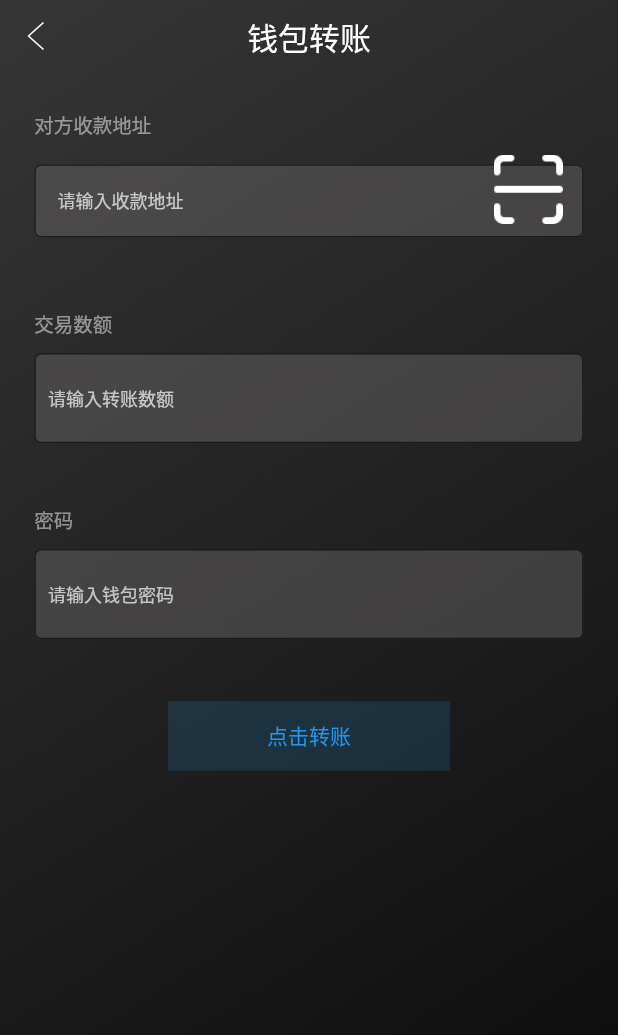
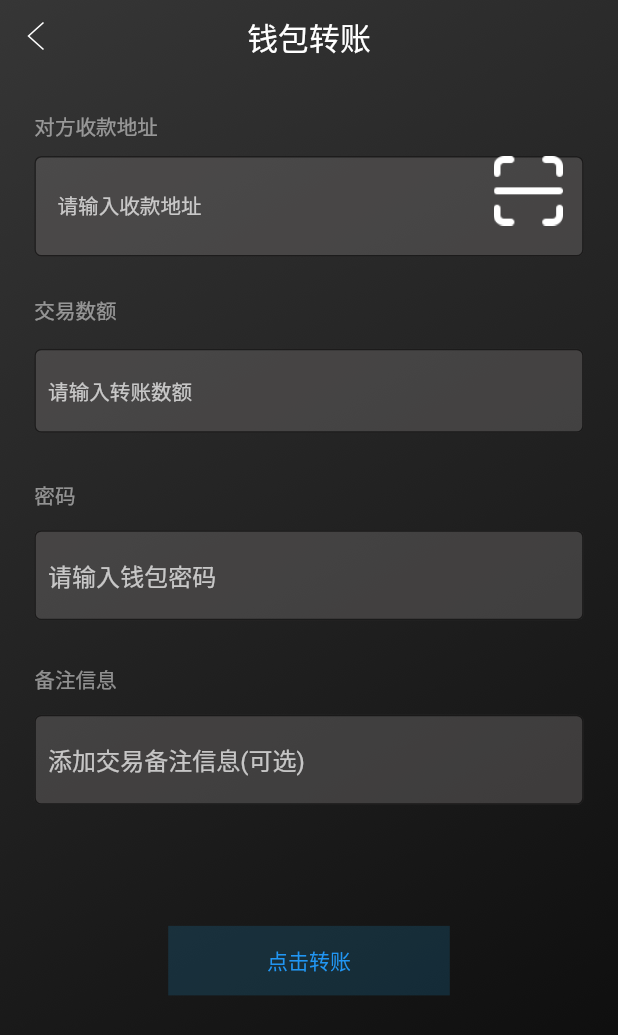
Before and after one commit to scryinfo/cashbox, a Flutter app: the TransferEeePage screen opened directly, on a phone screen of 412 x 824 dp. Shown: the top 1035 px of the screen. Run offline on Flutter 3.47's test engine with Material 2 defaults, Android fonts, the phone set to English and light mode, and no system bars; our stand-ins replace dio, fluro, flutter_easyrefresh, flutter_html, flutter_screenutil, flutter_swiper and 3 more; missing offline and left inert: flutter_webview_plugin; statements that could not run were skipped.

Commit message:
upd |>update transfer eeeEnergyTransfer

```diff
--- a/app/lib/model/chain.dart
+++ b/app/lib/model/chain.dart
@@ -161,8 +161,9 @@ class ChainBTC extends Chain {
 }
 
 class ChainEEE extends Chain {
-  eeeEnergyTransfer(String from, Uint8List pwd, String to, String value, String extendMsg) async {
+  Future<Map<dynamic, dynamic>> eeeEnergyTransfer(String from, Uint8List pwd, String to, String value, String extendMsg) async {
     Map map = await WalletManager.eeeEnergyTransfer(from, pwd, to, value, extendMsg);
     print("map");
+    return map;
   }
 }
--- a/app/lib/page/transfer_eee_page/transfer_eee_page.dart
+++ b/app/lib/page/transfer_eee_page/transfer_eee_page.dart
@@ -66,11 +66,13 @@ class _TransferEeePageState extends State<TransferEeePage> {
           children: [
             Gaps.scaleVGap(5),
             _buildToAddrWidget(),
-            Gaps.scaleVGap(8),
+            Gaps.scaleVGap(5),
             _buildValueWidget(),
-            Gaps.scaleVGap(8),
+            Gaps.scaleVGap(5),
             _buildPwdWidget(),
-            Gaps.scaleVGap(8),
+            Gaps.scaleVGap(5),
+            _buildMsgWidget(),
+            Gaps.scaleVGap(15),
             Container(
               alignment: Alignment.bottomCenter,
               width: ScreenUtil().setWidth(41),
@@ -83,9 +85,8 @@ class _TransferEeePageState extends State<TransferEeePage> {
                     Wallet wallet = await Wallets.instance.getWalletByWalletId(walletId);
                     ChainEEE chainEEE = wallet.getChainByChainType(ChainType.EEE);
                     //todo 1009
-                    chainEEE.eeeEnergyTransfer("5FYmQQAcL3LyRM215UjXKZhDVBWens66BEL5SoN4qw4JQeuB", Uint8List.fromList(_pwdController.text.codeUnits), _toAddrController.text,
-                        _valueController.text, _extendMsgController.text);
-
+                    Map map = await chainEEE.eeeEnergyTransfer("5FYmQQAcL3LyRM215UjXKZhDVBWens66BEL5SoN4qw4JQeuB",
+                        Uint8List.fromList(_pwdController.text.codeUnits), _toAddrController.text, _valueController.text, _extendMsgController.text);
                     //NavigatorUtils.push(
                     //  context,
                     //  Routes.eeePage,
@@ -119,7 +120,7 @@ class _TransferEeePageState extends State<TransferEeePage> {
               S.of(context).receive_address,
               style: TextStyle(
                 color: Color.fromRGBO(255, 255, 255, 0.5),
-                fontSize: 13,
+                fontSize: ScreenUtil.instance.setSp(3),
               ),
             ),
           ),
@@ -130,12 +131,12 @@ class _TransferEeePageState extends State<TransferEeePage> {
               children: <Widget>[
                 Container(
                   alignment: Alignment.center,
-                  height: ScreenUtil().setHeight(12),
+                  height: ScreenUtil().setHeight(13),
                   child: TextField(
                     textAlign: TextAlign.start,
                     style: TextStyle(
                       color: Color.fromRGBO(255, 255, 255, 0.7),
-                      fontSize: 12,
+                      fontSize: ScreenUtil.instance.setSp(3.5),
                     ),
                     maxLines: 1,
                     decoration: InputDecoration(
@@ -144,18 +145,19 @@ class _TransferEeePageState extends State<TransferEeePage> {
                       contentPadding: EdgeInsets.only(
                         left: ScreenUtil().setHeight(3),
                         right: ScreenUtil().setWidth(10),
-                        top: ScreenUtil().setHeight(3),
-                        bottom: ScreenUtil().setHeight(3),
+                        top: ScreenUtil().setHeight(5),
+                        bottom: ScreenUtil().setHeight(5),
                       ),
                       labelText: toAddrString,
                       labelStyle: TextStyle(
                         color: Colors.white,
                         height: ScreenUtil().setHeight(40),
+                        fontSize: ScreenUtil.instance.setSp(3),
                       ),
                       hintText: S.of(context).pls_input_receive_address,
                       hintStyle: TextStyle(
                         color: Color.fromRGBO(255, 255, 255, 0.7),
-                        fontSize: 12,
+                        fontSize: ScreenUtil.instance.setSp(3),
                       ),
                       border: OutlineInputBorder(
                         borderSide: BorderSide(color: Colors.black87),
@@ -207,12 +209,13 @@ class _TransferEeePageState extends State<TransferEeePage> {
               S.of(context).transaction_amount,
               style: TextStyle(
                 color: Color.fromRGBO(255, 255, 255, 0.5),
-                fontSize: 13,
+                fontSize: ScreenUtil.instance.setSp(3),
               ),
             ),
           ),
           Gaps.scaleVGap(2),
           Container(
+            height: ScreenUtil().setHeight(13),
             alignment: Alignment.center,
             child: TextField(
               textAlign: TextAlign.start,
@@ -220,14 +223,16 @@ class _TransferEeePageState extends State<TransferEeePage> {
               decoration: InputDecoration(
                 fillColor: Color.fromRGBO(101, 98, 98, 0.50),
                 filled: true,
-                contentPadding: EdgeInsets.only(left: ScreenUtil().setWidth(2), top: ScreenUtil().setHeight(8)),
+                contentPadding:
+                    EdgeInsets.only(left: ScreenUtil().setWidth(2), top: ScreenUtil().setHeight(3.5), bottom: ScreenUtil.instance.setHeight(3.5)),
                 labelStyle: TextStyle(
                   color: Colors.white,
+                  fontSize: ScreenUtil.instance.setSp(3),
                 ),
                 hintText: S.of(context).pls_input_transaction_amount,
                 hintStyle: TextStyle(
                   color: Color.fromRGBO(255, 255, 255, 0.7),
-                  fontSize: 12,
+                  fontSize: ScreenUtil.instance.setSp(3),
                 ),
                 border: OutlineInputBorder(
                   borderSide: BorderSide(color: Colors.black87),
@@ -254,27 +259,29 @@ class _TransferEeePageState extends State<TransferEeePage> {
               S.of(context).pwd,
               style: TextStyle(
                 color: Color.fromRGBO(255, 255, 255, 0.5),
-                fontSize: 13,
+                fontSize: ScreenUtil.instance.setSp(3),
               ),
             ),
           ),
           Gaps.scaleVGap(2),
           Container(
             alignment: Alignment.center,
+            height: ScreenUtil().setHeight(13),
             child: TextField(
               textAlign: TextAlign.start,
               style: TextStyle(color: Colors.white),
               decoration: InputDecoration(
                 fillColor: Color.fromRGBO(101, 98, 98, 0.50),
                 filled: true,
-                contentPadding: EdgeInsets.only(left: ScreenUtil().setWidth(2), top: ScreenUtil().setHeight(8)),
+                contentPadding:
+                    EdgeInsets.only(left: ScreenUtil().setWidth(2), top: ScreenUtil().setHeight(3.5), bottom: ScreenUtil().setHeight(3.5)),
                 labelStyle: TextStyle(
                   color: Colors.white,
                 ),
                 hintText: S.of(context).pls_input_wallet_pwd,
                 hintStyle: TextStyle(
                   color: Color.fromRGBO(255, 255, 255, 0.7),
-                  fontSize: 12,
+                  fontSize: ScreenUtil.instance.setSp(3.5),
                 ),
                 border: OutlineInputBorder(
                   borderSide: BorderSide(color: Colors.black87),
@@ -290,4 +297,53 @@ class _TransferEeePageState extends State<TransferEeePage> {
       ),
     );
   }
+
+  Widget _buildMsgWidget() {
+    return Container(
+      child: Column(
+        children: <Widget>[
+          Container(
+            alignment: Alignment.topLeft,
+            child: Text(
+              S.of(context).extend_msg,
+              style: TextStyle(
+                color: Color.fromRGBO(255, 255, 255, 0.5),
+                fontSize: ScreenUtil.instance.setSp(3),
+              ),
+            ),
+          ),
+          Gaps.scaleVGap(2),
+          Container(
+            alignment: Alignment.center,
+            height: ScreenUtil().setHeight(13),
+            child: TextField(
+              textAlign: TextAlign.start,
+              style: TextStyle(color: Colors.white),
+              decoration: InputDecoration(
+                fillColor: Color.fromRGBO(101, 98, 98, 0.50),
+                filled: true,
+                contentPadding:
+                    EdgeInsets.only(left: ScreenUtil().setWidth(2), top: ScreenUtil().setHeight(3.5), bottom: ScreenUtil().setHeight(3.5)),
+                labelStyle: TextStyle(
+                  color: Colors.white,
+                ),
+                hintText: S.of(context).hint_extend_msg_option,
+                hintStyle: TextStyle(
+                  color: Color.fromRGBO(255, 255, 255, 0.7),
+                  fontSize: ScreenUtil.instance.setSp(3.5),
+                ),
+                border: OutlineInputBorder(
+                  borderSide: BorderSide(color: Colors.black87),
+                  borderRadius: BorderRadius.circular(
+                    ScreenUtil().setWidth(1.0),
+                  ),
+                ),
+              ),
+              controller: _extendMsgController,
+            ),
+          ),
+        ],
+      ),
+    );
+  }
 }
--- a/app/res/values/strings_en.arb
+++ b/app/res/values/strings_en.arb
@@ -118,5 +118,7 @@
   "wait_to_sign_info": "待签名信息",
   "info_sign_hint": "请确认选择对应钱包后，输入密码进行签名",
   "pwd_verify": "密码验证",
-  "click_to_sign": "点击签名"
+  "click_to_sign": "点击签名",
+  "extend_msg": "备注信息",
+  "hint_extend_msg_option": "添加交易备注信息(可选)"
 }
--- a/app/res/values/strings_zh.arb
+++ b/app/res/values/strings_zh.arb
@@ -108,5 +108,6 @@
   "confirm": "确定",
   "cancel": "取消",
   "pls_input": "请输入",
-  "scan": "扫一扫"
+  "scan": "扫一扫",
+  "extend_msg": "备注信息"
 }
```
Also changed, not shown: app/lib/generated/i18n.dart.
